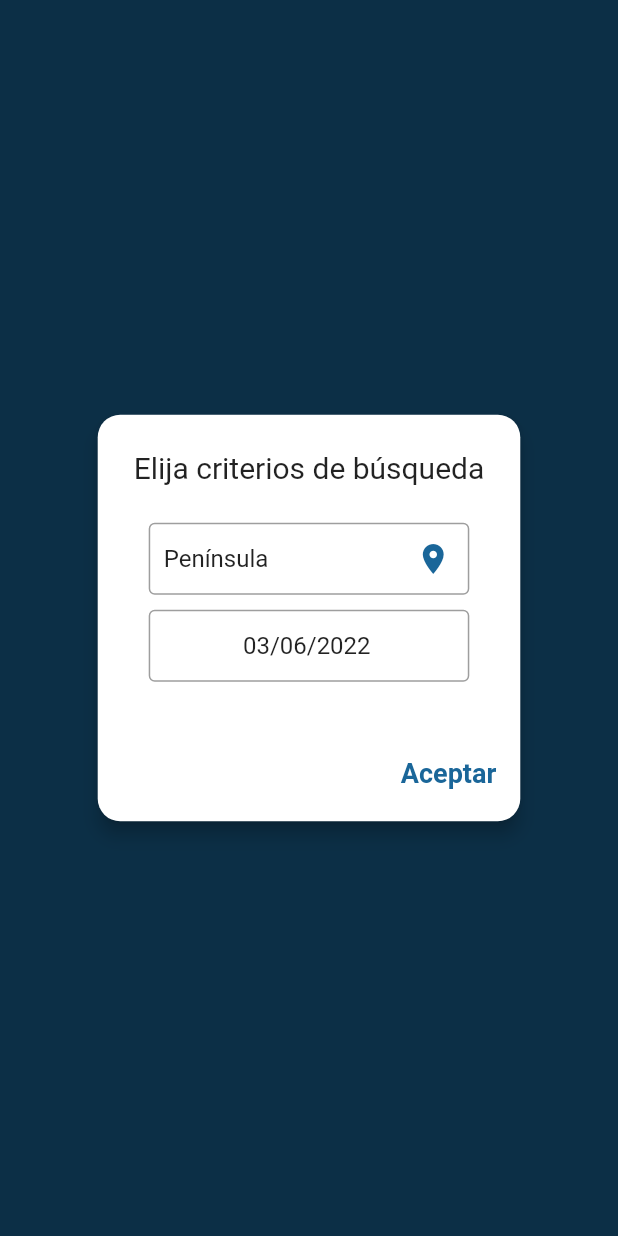
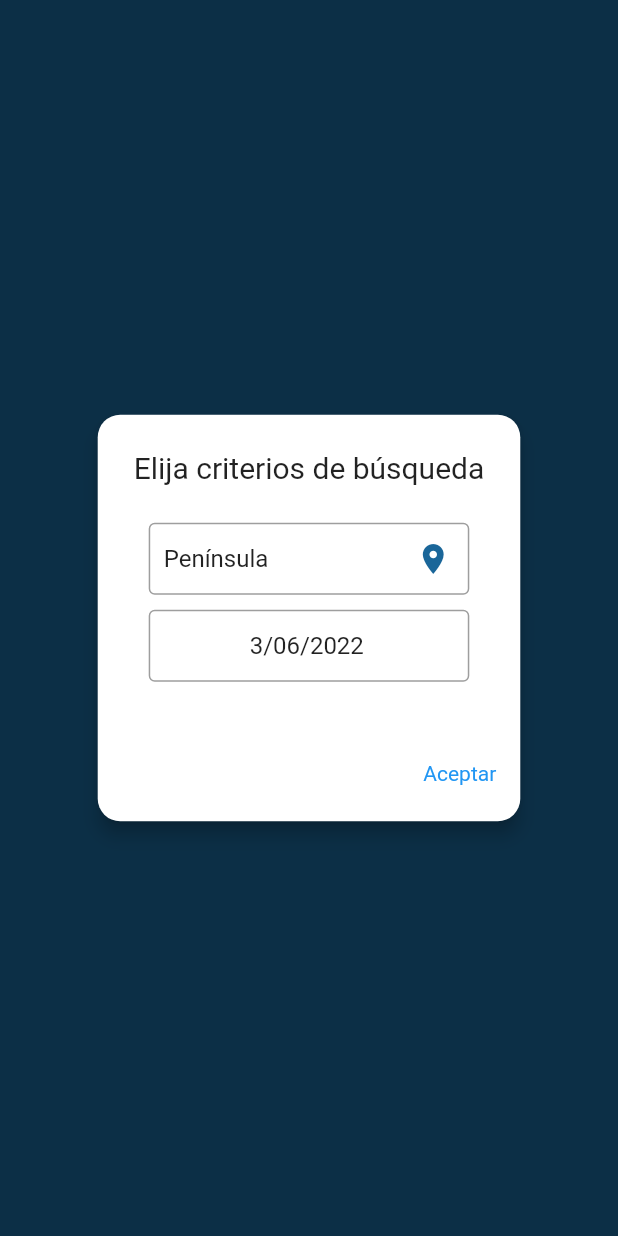
Before and after one commit to Gabi-mg/electricity, a Flutter app: what displayDialogSearch() shows on an empty page, opened directly, on a phone screen of 412 x 824 dp. Run offline on Flutter 3.47's test engine with Material 2 defaults, Android fonts, the phone set to English and light mode, and no system bars; our stand-ins replace bloc, chopper, dartz, equatable, flutter_bloc, get_it and 1 more; accounts and stored records are empty; generated files the repository leaves out were written again; network calls fail.

```diff
--- a/lib/common/utils/utils.dart
+++ b/lib/common/utils/utils.dart
@@ -13,8 +13,7 @@ class Utils {
   }
 
   static String formatDate(DateTime dateTime) {
-    return '${formatNumber0Left(dateTime.day, 2)}/'
-        '${formatNumber0Left(dateTime.month, 2)}/${dateTime.year}';
+    return '${dateTime.day}/${formatNumber0Left(dateTime.month, 2)}/${dateTime.year}';
   }
 
   static List<GeoId> getGeoIds() {
--- a/lib/presentation/screens/home/page/home_screen.dart
+++ b/lib/presentation/screens/home/page/home_screen.dart
@@ -52,14 +52,7 @@ void displayDialogSearch(BuildContext context) {
               priceBlocProvider.add(const LoadingPriceEvent());
               Navigator.pop(context);
             },
-            child: Text(
-              'Aceptar',
-              style: TextStyle(
-                color: Theme.of(context).primaryColor,
-                fontSize: 18,
-                fontWeight: FontWeight.bold,
-              ),
-            ),
+            child: const Text('Aceptar'),
           ),
         ],
       );
@@ -81,7 +74,7 @@ class _Body extends StatelessWidget {
       },
       child: SingleChildScrollView(
         child: Container(
-          padding: const EdgeInsets.all(20),
+          padding: const EdgeInsets.all(5),
           child: Column(
             children: [
               const _PriceNow(),
@@ -135,8 +128,9 @@ class _Body extends StatelessWidget {
                           color: Colors.red,
                         );
                       } else {
-                        return const SizedBox(
-                          child: Center(
+                        return SizedBox(
+                          height: 150,
+                          child: const Center(
                             child: CircularProgressIndicator.adaptive(),
                           ),
                         );
@@ -180,8 +174,14 @@ class _DetailPrices extends StatelessWidget {
       child: BlocBuilder<HomeBloc, HomeState>(
         builder: (context, state) {
           if (state is PricesLoadingState) {
-            return const Center(
-              child: CircularProgressIndicator.adaptive(),
+            return const SizedBox(
+              height: 500,
+              width: double.infinity,
+              child: Center(
+                child: CircularProgressIndicator.adaptive(
+                  strokeWidth: 6.0,
+                ),
+              ),
             );
           } else if (state is PricesErrorState) {
             return const ErrWidget();
```
Also changed, not shown: 1 other file.
